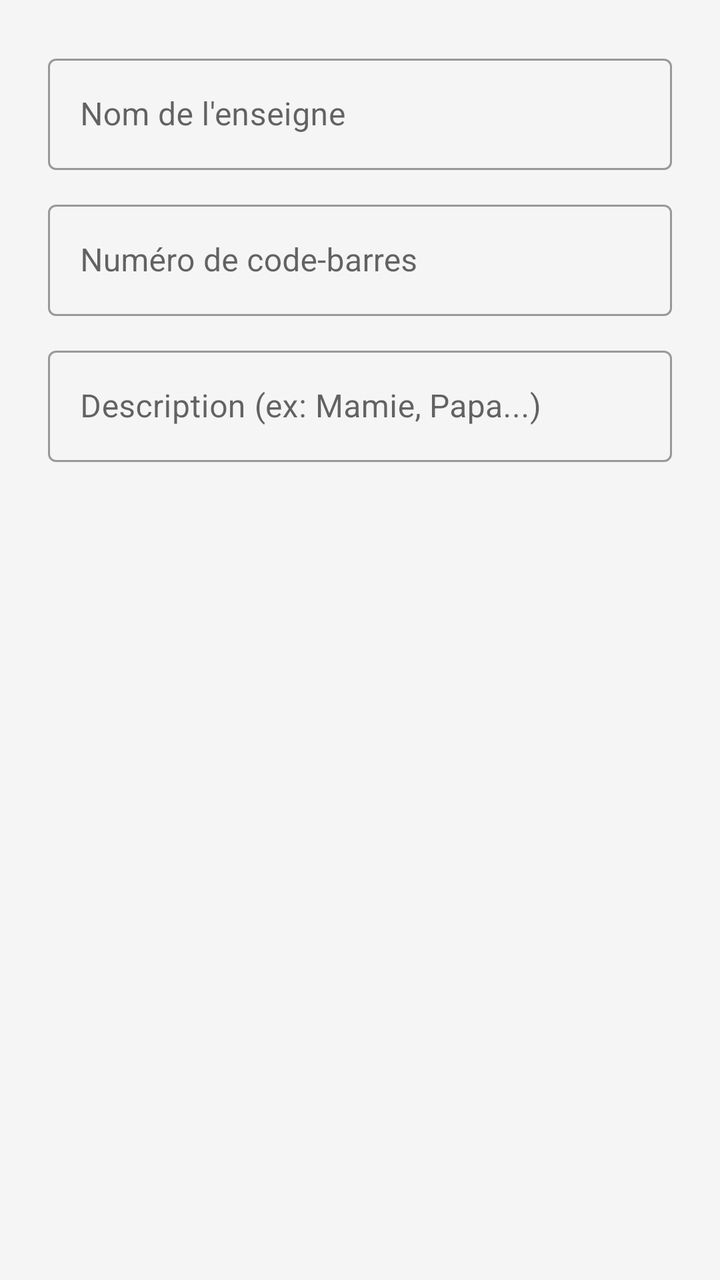
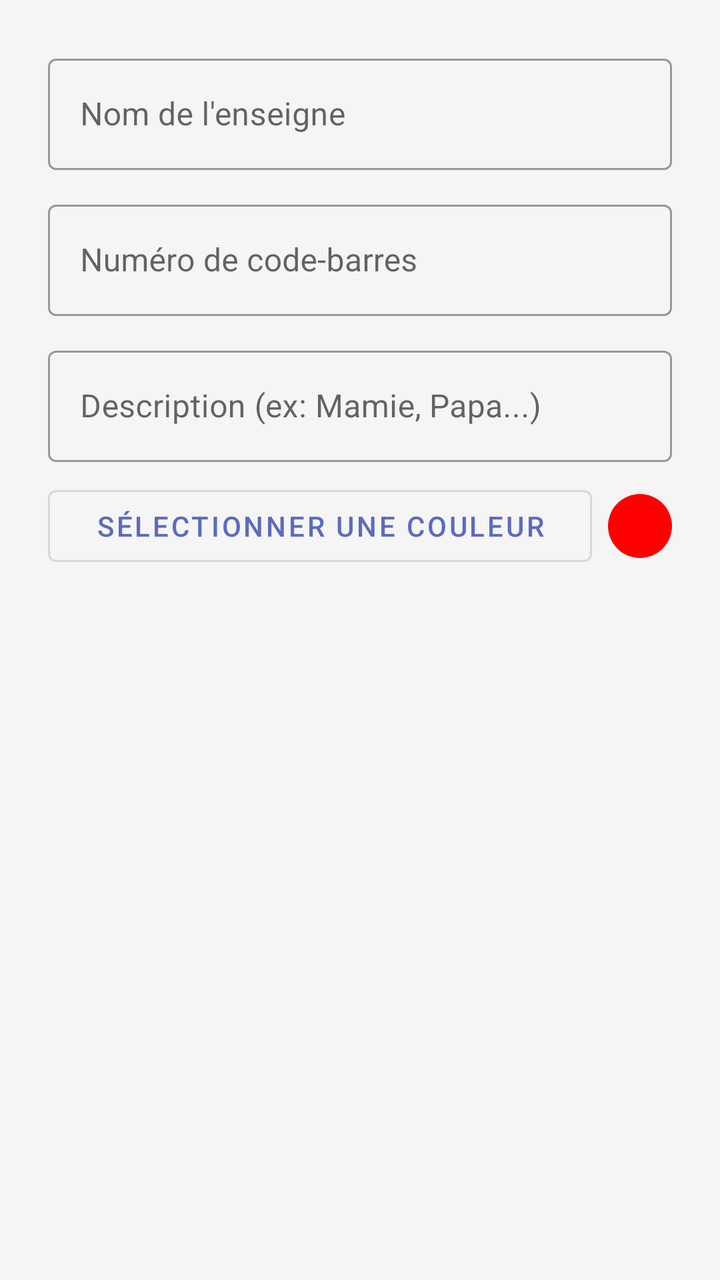

Compare the two renders of this Android layout. The source of the first and the diff that turns it into the second are given below.
<!-- AndroidManifest.xml: application theme Theme.Fidelity -->
<!-- res/layout/dialog_add_card.xml -->
<?xml version="1.0" encoding="utf-8"?>
<LinearLayout
    xmlns:android="http://schemas.android.com/apk/res/android"
    android:layout_width="match_parent"
    android:layout_height="wrap_content"
    android:orientation="vertical"
    android:padding="24dp">

    <com.google.android.material.textfield.TextInputLayout
        android:layout_width="match_parent"
        android:layout_height="wrap_content"
        android:hint="Nom de l'enseigne"
        android:layout_marginBottom="12dp"
        style="@style/Widget.MaterialComponents.TextInputLayout.OutlinedBox">

        <com.google.android.material.textfield.TextInputEditText
            android:id="@+id/et_enseigne"
            android:layout_width="match_parent"
            android:layout_height="wrap_content"
            android:inputType="textCapWords" />

    </com.google.android.material.textfield.TextInputLayout>

    <com.google.android.material.textfield.TextInputLayout
        android:layout_width="match_parent"
        android:layout_height="wrap_content"
        android:hint="Numéro de code-barres"
        android:layout_marginBottom="12dp"
        style="@style/Widget.MaterialComponents.TextInputLayout.OutlinedBox">

        <com.google.android.material.textfield.TextInputEditText
            android:id="@+id/et_barcode"
            android:layout_width="match_parent"
            android:layout_height="wrap_content"
            android:inputType="text" />

    </com.google.android.material.textfield.TextInputLayout>

    <com.google.android.material.textfield.TextInputLayout
        android:layout_width="match_parent"
        android:layout_height="wrap_content"
        android:hint="Description (ex: Mamie, Papa...)"
        style="@style/Widget.MaterialComponents.TextInputLayout.OutlinedBox">

        <com.google.android.material.textfield.TextInputEditText
            android:id="@+id/et_description"
            android:layout_width="match_parent"
            android:layout_height="wrap_content"
            android:inputType="text"
            android:maxLength="30" />

    </com.google.android.material.textfield.TextInputLayout>

</LinearLayout>
<!-- resources referenced by this layout -->
<resources>
  <style name="Theme.Fidelity" parent="Theme.MaterialComponents.DayNight.NoActionBar">
          <item name="colorPrimary">@color/primary</item>
          <item name="colorPrimaryVariant">@color/primary_dark</item>
          <item name="colorOnPrimary">@color/white</item>
  
          <item name="colorSecondary">@color/accent</item>
          <item name="colorOnSecondary">@color/black</item>
  
          <item name="colorSurface">@color/surface</item>
          <item name="colorSurfaceVariant">@color/white</item>
          <item name="colorOnSurface">@color/black</item>
          <item name="colorOnSurfaceVariant">@color/text_light</item>
          <item name="colorOnSecondaryContainer">#2A2A2A</item>
  
          <item name="android:colorBackground">@color/background</item>
  
          <item name="android:statusBarColor">@color/primary_dark</item>
          <item name="android:windowLightStatusBar">false</item>
  
          
          <item name="shapeAppearanceMediumComponent">@style/ShapeAppearance.Fidelity.MediumComponent</item>
      </style>
  <color name="primary">#FF5C6BC0</color>
  <color name="primary_dark">#FF3949AB</color>
  <color name="white">#FFFFFFFF</color>
  <color name="accent">#FF26C6DA</color>
  <color name="black">#FF000000</color>
  <color name="surface">#FFFAFAFA</color>
  <color name="text_light">#FF000000</color>
  <color name="background">#FFF5F5F5</color>
  <style name="ShapeAppearance.Fidelity.MediumComponent" parent="ShapeAppearance.MaterialComponents.MediumComponent">
          <item name="cornerSize">16dp</item>
      </style>
</resources>

<!-- the commit's change to res/layout/dialog_add_card.xml (unified diff, before → after) -->
@@ -51,4 +51,29 @@
 
     </com.google.android.material.textfield.TextInputLayout>
 
+    
+    <LinearLayout
+        android:layout_width="match_parent"
+        android:layout_height="wrap_content"
+        android:orientation="horizontal"
+        android:gravity="center_vertical"
+        android:layout_marginTop="8dp">
+
+        <Button
+            android:id="@+id/btn_choose_color"
+            android:layout_width="0dp"
+            android:layout_height="wrap_content"
+            android:layout_weight="1"
+            android:text="Sélectionner une couleur"
+            style="@style/Widget.MaterialComponents.Button.OutlinedButton"/>
+
+        <View
+            android:id="@+id/view_color_preview"
+            android:layout_width="32dp"
+            android:layout_height="32dp"
+            android:layout_marginStart="8dp"
+            android:background="@drawable/circle_color"/>
+
+    </LinearLayout>
+
 </LinearLayout>
<!-- resource entries referenced after the edit -->
@@ -1,5 +1,11 @@
 <!-- resources referenced by this layout -->
 <resources>
+  <!-- drawable circle_color (drawable) -->
+  <?xml version="1.0" encoding="utf-8"?>
+  <shape xmlns:android="http://schemas.android.com/apk/res/android"
+      android:shape="oval">
+      <solid android:color="#FF0000" />
+  </shape>
   <style name="Theme.Fidelity" parent="Theme.MaterialComponents.DayNight.NoActionBar">
           <item name="colorPrimary">@color/primary</item>
           <item name="colorPrimaryVariant">@color/primary_dark</item>
@@ -13,6 +19,7 @@
           <item name="colorOnSurface">@color/black</item>
           <item name="colorOnSurfaceVariant">@color/text_light</item>
           <item name="colorOnSecondaryContainer">#2A2A2A</item>
+          <item name="colorButtonNormal">#FFFFFF</item>
   
           <item name="android:colorBackground">@color/background</item>
   
